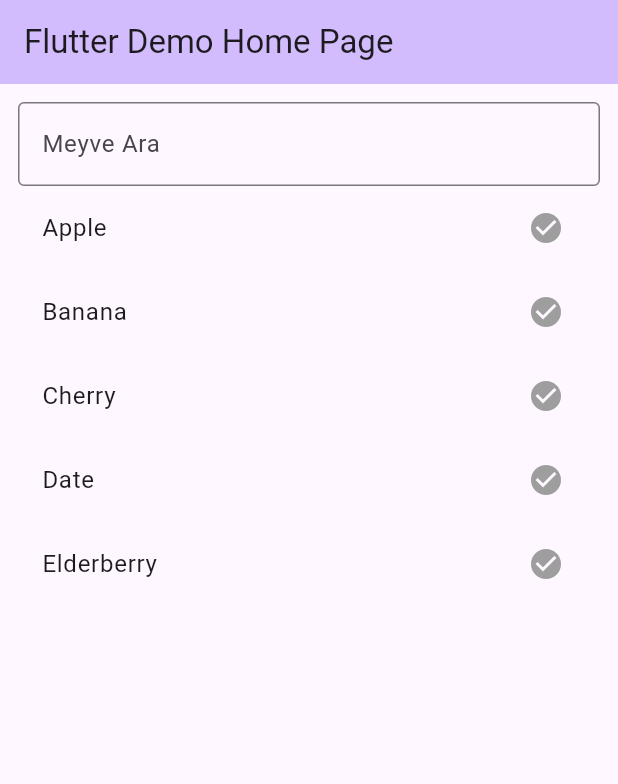
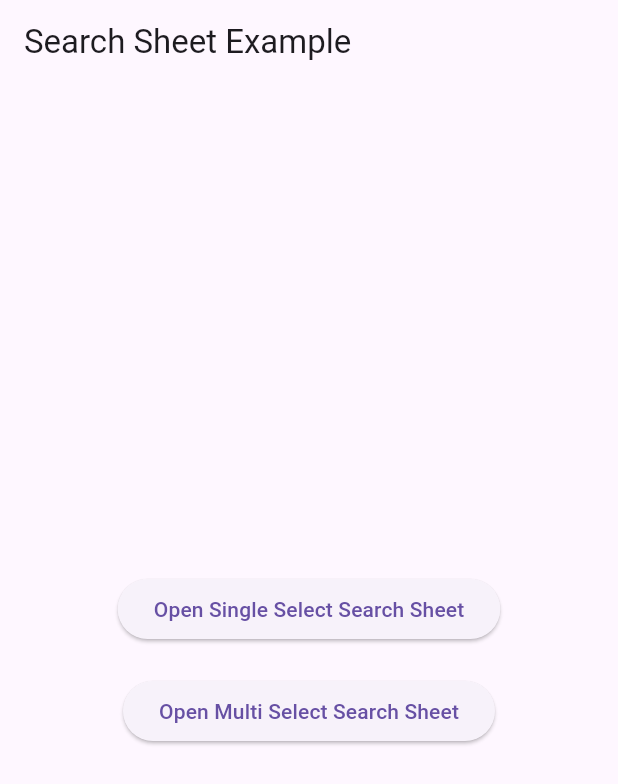
Before and after one commit to burakhangogce/algorithmic_search, a Flutter app: the screen it shows after launch, on a phone screen of 412 x 824 dp. Shown: the top 784 px of the screen. Run offline on Flutter 3.47's test engine with Material 3 defaults, Android fonts, the phone set to English and light mode, and no system bars.

```diff
--- a/example/lib/main.dart
+++ b/example/lib/main.dart
@@ -1,7 +1,7 @@
-import 'package:algorithmic_search/algorithmic_search.dart';
 import 'package:algorithmic_search/controller/algorithmic_search_controller.dart';
 import 'package:algorithmic_search/enums/search_sheet_type.dart';
 import 'package:flutter/material.dart';
+import 'package:algorithmic_search/algorithmic_search.dart';
 import 'package:provider/provider.dart';
 
 void main() {
@@ -11,114 +11,101 @@ void main() {
 class MyApp extends StatelessWidget {
   const MyApp({super.key});
 
-  // This widget is the root of your application.
   @override
   Widget build(BuildContext context) {
     return MaterialApp(
-      title: 'Flutter Demo',
+      title: 'Search Sheet Example',
       theme: ThemeData(
-        // This is the theme of your application.
-        //
-        // TRY THIS: Try running your application with "flutter run". You'll see
-        // the application has a purple toolbar. Then, without quitting the app,
-        // try changing the seedColor in the colorScheme below to Colors.green
-        // and then invoke "hot reload" (save your changes or press the "hot
-        // reload" button in a Flutter-supported IDE, or press "r" if you used
-        // the command line to start the app).
-        //
-        // Notice that the counter didn't reset back to zero; the application
-        // state is not lost during the reload. To reset the state, use hot
-        // restart instead.
-        //
-        // This works for code too, not just values: Most code changes can be
-        // tested with just a hot reload.
-        colorScheme: ColorScheme.fromSeed(seedColor: Colors.deepPurple),
-        useMaterial3: true,
+        primarySwatch: Colors.blue,
       ),
-      home: const MyHomePage(title: 'Flutter Demo Home Page'),
+      home: const SearchExamplePage(),
     );
   }
 }
 
-class MyHomePage extends StatefulWidget {
-  const MyHomePage({super.key, required this.title});
-
-  // This widget is the home page of your application. It is stateful, meaning
-  // that it has a State object (defined below) that contains fields that affect
-  // how it looks.
-
-  // This class is the configuration for the state. It holds the values (in this
-  // case the title) provided by the parent (in this case the App widget) and
-  // used by the build method of the State. Fields in a Widget subclass are
-  // always marked "final".
-
-  final String title;
-
-  @override
-  State<MyHomePage> createState() => _MyHomePageState();
-}
-
-class _MyHomePageState extends State<MyHomePage> {
-  final List<String> items = [
-    "Apple",
-    "Banana",
-    "Cherry",
-    "Date",
-    "Elderberry"
-  ];
-  final SearchSheetController<String> controller =
-      SearchSheetController(type: SearchSheetType.multiSelect);
+class SearchExamplePage extends StatelessWidget {
+  const SearchExamplePage({super.key});
 
   @override
   Widget build(BuildContext context) {
-    // This method is rerun every time setState is called, for instance as done
-    // by the _incrementCounter method above.
-    //
-    // The Flutter framework has been optimized to make rerunning build methods
-    // fast, so that you can just rebuild anything that needs updating rather
-    // than having to individually change instances of widgets.
     return Scaffold(
-      appBar: AppBar(
-        // TRY THIS: Try changing the color here to a specific color (to
-        // Colors.amber, perhaps?) and trigger a hot reload to see the AppBar
-        // change color while the other colors stay the same.
-        backgroundColor: Theme.of(context).colorScheme.inversePrimary,
-        // Here we take the value from the MyHomePage object that was created by
-        // the App.build method, and use it to set our appbar title.
-        title: Text(widget.title),
+      appBar: AppBar(title: const Text("Search Sheet Example")),
+      body: Center(
+        child: Column(
+          mainAxisSize: MainAxisSize.min,
+          children: [
+            ElevatedButton(
+              onPressed: () {
+                _openSearchSheet(
+                  context,
+                  SearchSheetType.singleSelect,
+                  'Single Select Search',
+                );
+              },
+              child: const Text("Open Single Select Search Sheet"),
+            ),
+            const SizedBox(height: 20),
+            ElevatedButton(
+              onPressed: () {
+                _openSearchSheet(
+                  context,
+                  SearchSheetType.multiSelect,
+                  'Multi Select Search',
+                  showSelectedItems: true,
+                );
+              },
+              child: const Text("Open Multi Select Search Sheet"),
+            ),
+          ],
+        ),
       ),
-      body: Center(
-        child: SearchSheet<String>(
+    );
+  }
+
+  void _openSearchSheet(
+    BuildContext context,
+    SearchSheetType type,
+    String title, {
+    bool showSelectedItems = false,
+  }) {
+    final List<String> items = ["Apple", "Banana", "Cherry", "Date", "Elderberry"];
+    final controller = SearchSheetController<String>(type: type);
+
+    showModalBottomSheet(
+      context: context,
+      isScrollControlled: true,
+      builder: (_) {
+        return SearchSheet<String>(
           items: items,
           controller: controller,
-          searchCriteria: (item, query) =>
-              item.toLowerCase().contains(query.toLowerCase()),
+          searchCriteria: (item, query) => item.toLowerCase().contains(query.toLowerCase()),
           itemBuilder: (context, item) => ListTile(
             title: Text(item),
             trailing: Consumer<SearchSheetController<String>>(
               builder: (context, controller, child) {
                 return Icon(
                   Icons.check_circle,
-                  color: controller.selectedItems.contains(item)
-                      ? Colors.green
-                      : Colors.grey,
+                  color: controller.selectedItems.contains(item) ? Colors.green : Colors.grey,
                 );
               },
             ),
           ),
           onItemSelected: (item) {
-            print("Seçilen öğe: $item");
+            ScaffoldMessenger.of(context).showSnackBar(
+              SnackBar(content: Text("Selected item: $item")),
+            );
           },
-          searchFieldDecoration: const InputDecoration(
-            labelText: "Meyve Ara",
-            border: OutlineInputBorder(),
+          searchFieldDecoration: InputDecoration(
+            labelText: title,
+            border: const OutlineInputBorder(),
           ),
-          labelText: "Meyve Ara",
-          padding: const EdgeInsets.all(12.0),
+          labelText: title,
+          padding: const EdgeInsets.all(16.0),
           spacing: 10.0,
           runSpacing: 6.0,
-        ),
-      ),
+          showSelectedItems: showSelectedItems,
+        );
+      },
     );
   }
 }
--- a/lib/algorithmic_search.dart
+++ b/lib/algorithmic_search.dart
@@ -5,22 +5,52 @@ import 'package:algorithmic_search/enums/search_sheet_type.dart';
 import 'package:flutter/material.dart';
 import 'package:provider/provider.dart';
 
+/// `SearchSheet` is a widget for handling search and selection functionality.
+/// Supports both single selection (`singleSelect`) and multiple selection (`multiSelect`) modes.
 class SearchSheet<T> extends StatefulWidget {
+  /// List of items to display and search through.
   final List<T> items;
+
+  /// The controller managing selection actions.
   final SearchSheetController<T> controller;
+
+  /// Determines if the widget should function as a dialog or a full page.
   final bool asDialog;
+
+  /// The height of the widget when used as a dialog.
   final double height;
+
+  /// The width of the widget when used as a dialog.
   final double width;
+
+  /// Function defining the search criteria.
   final bool Function(T item, String query) searchCriteria;
+
+  /// Builder function for each item widget.
   final Widget Function(BuildContext context, T item) itemBuilder;
+
+  /// Callback when an item is selected.
   final void Function(T item)? onItemSelected;
+
+  /// Decoration for the search field.
   final InputDecoration? searchFieldDecoration;
+
+  /// Label text for the search field.
   final String labelText;
+
+  /// Padding around the widget.
   final EdgeInsets padding;
+
+  /// Horizontal spacing between selected items.
   final double spacing;
+
+  /// Vertical spacing between selected items.
   final double runSpacing;
-  final bool showSelectedItems; // Seçili öğeleri gösterme kontrolü
 
+  /// Controls whether selected items are shown at the top.
+  final bool showSelectedItems;
+
+  /// Creates a new `SearchSheet`.
   const SearchSheet({
     super.key,
     required this.items,
@@ -32,11 +62,11 @@ class SearchSheet<T> extends StatefulWidget {
     this.height = 500,
     this.width = double.infinity,
     this.searchFieldDecoration,
-    this.labelText = "Arama",
+    this.labelText = "Search",
     this.padding = const EdgeInsets.all(16.0),
     this.spacing = 8.0,
     this.runSpacing = 4.0,
-    this.showSelectedItems = true, // Varsayılan olarak açık
+    this.showSelectedItems = true,
   });
 
   @override
@@ -44,7 +74,10 @@ class SearchSheet<T> extends StatefulWidget {
 }
 
 class SearchSheetState<T> extends State<SearchSheet<T>> {
+  /// List of items filtered based on the search query.
   List<T> filteredItems = [];
+
+  /// The current search query.
   String searchQuery = '';
 
   @override
@@ -53,12 +86,11 @@ class SearchSheetState<T> extends State<SearchSheet<T>> {
     filteredItems = widget.items;
   }
 
+  /// Updates the search query and filters the items accordingly.
   void _updateSearch(String query) {
     setState(() {
       searchQuery = query;
-      filteredItems = widget.items
-          .where((item) => widget.searchCriteria(item, query))
-          .toList();
+      filteredItems = widget.items.where((item) => widget.searchCriteria(item, query)).toList();
     });
   }
 
@@ -75,13 +107,9 @@ class SearchSheetState<T> extends State<SearchSheet<T>> {
             TextField(
               onChanged: _updateSearch,
               decoration: widget.searchFieldDecoration ??
-                  InputDecoration(
-                      labelText: widget.labelText,
-                      border: const OutlineInputBorder()),
+                  InputDecoration(labelText: widget.labelText, border: const OutlineInputBorder()),
             ),
-            // Seçili öğelerin gösterimi sadece multiSelect modunda ve showSelectedItems true iken yapılır
-            if (widget.controller.type == SearchSheetType.multiSelect &&
-                widget.showSelectedItems)
+            if (widget.controller.type == SearchSheetType.multiSelect && widget.showSelectedItems)
               Consumer<SearchSheetController<T>>(
                 builder: (context, controller, child) {
                   return Wrap(
--- a/lib/enums/search_sheet_type.dart
+++ b/lib/enums/search_sheet_type.dart
@@ -1 +1,4 @@
+/// `SearchSheetType` defines the selection mode of the search sheet.
+/// - `singleSelect`: Single item selection mode
+/// - `multiSelect`: Multiple item selection mode
 enum SearchSheetType { singleSelect, multiSelect }
```
Also changed, not shown: lib/controller/algorithmic_search_controller.dart (+10 -0 lines).
